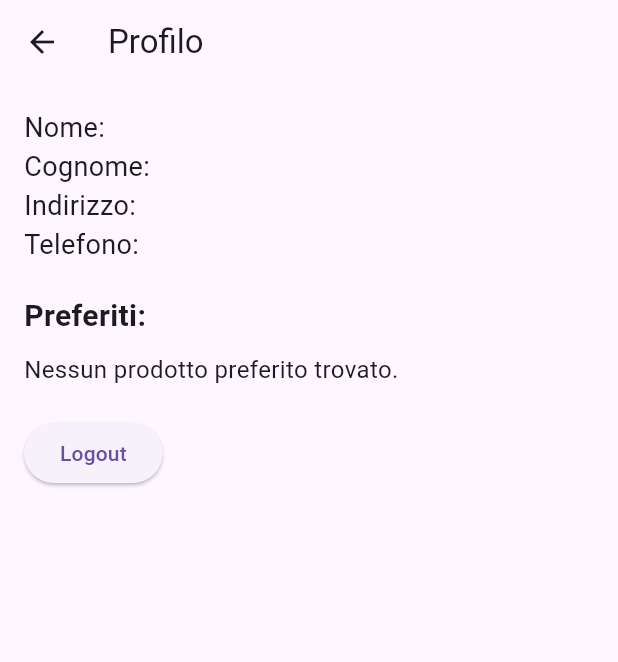
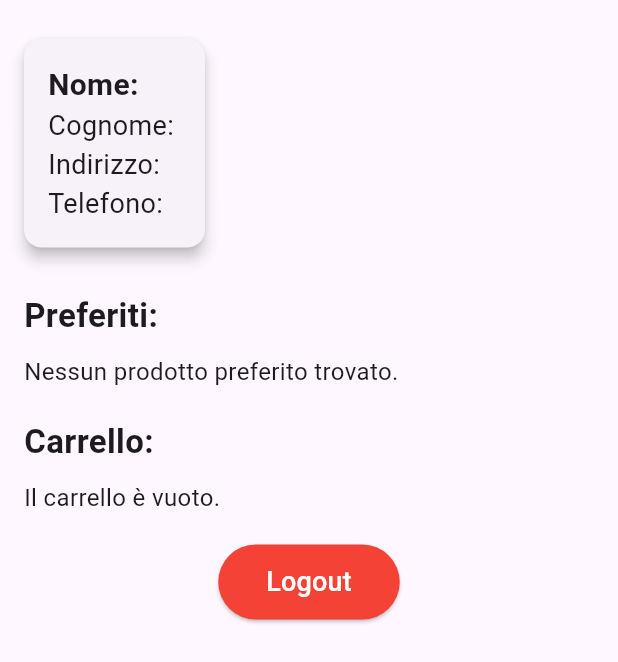
Before and after one commit to P1usc/shirt_avenue, a Flutter app: the ProfiloPage screen opened directly, on a phone screen of 412 x 824 dp. Shown: the top 662 px of the screen. Run offline on Flutter 3.47's test engine with Material 3 defaults, Android fonts, the phone set to English and light mode, and no system bars; our stand-ins replace dio, shared_preferences; accounts and stored records are empty.

Commit message:
carrello funzionante

```diff
--- a/lib/pages/profilo_page.dart
+++ b/lib/pages/profilo_page.dart
@@ -6,6 +6,7 @@ import 'package:shirt_avenue/providers/session_provider.dart';
 import 'package:shirt_avenue/screens/home_screen.dart';
 import 'package:shirt_avenue/models/prodotto.dart';
 import 'package:shirt_avenue/models/preferito.dart';
+import 'package:shirt_avenue/models/item_carrello.dart'; // Assicurati di importare ItemCarrello
 
 class ProfiloPage extends StatelessWidget {
   const ProfiloPage({super.key});
@@ -14,56 +15,127 @@ class ProfiloPage extends StatelessWidget {
   Widget build(BuildContext context) {
     final cliente = Provider.of<SessionProvider>(context).cliente;
     final preferiti = Provider.of<SessionProvider>(context).preferiti;
+    final carrello = Provider.of<SessionProvider>(context).carrello;
+
+    // Debugging: Stampa i dettagli del carrello
+    print(
+        'Numero di articoli nel carrello: ${carrello?.item_carrelli.length ?? 0}');
 
     return Scaffold(
-      appBar: AppBar(title: const Text('Profilo')),
       body: Padding(
+        padding: const EdgeInsets.all(16.0),
+        child: SingleChildScrollView(
+          child: Column(
+            crossAxisAlignment: CrossAxisAlignment.start,
+            children: [
+              // Sezione Cliente
+              Card(
+                elevation: 4,
+                margin: const EdgeInsets.symmetric(vertical: 10),
+                child: Padding(
                   padding: const EdgeInsets.all(16.0),
                   child: Column(
                     crossAxisAlignment: CrossAxisAlignment.start,
                     children: [
-            Text('Nome: ${cliente.nome}', style: TextStyle(fontSize: 18)),
-            Text('Cognome: ${cliente.cognome}', style: TextStyle(fontSize: 18)),
+                      Text('Nome: ${cliente.nome}',
+                          style: const TextStyle(
+                              fontSize: 20, fontWeight: FontWeight.bold)),
+                      Text('Cognome: ${cliente.cognome}',
+                          style: const TextStyle(fontSize: 18)),
                       Text('Indirizzo: ${cliente.indirizzo}',
-                style: TextStyle(fontSize: 18)),
+                          style: const TextStyle(fontSize: 18)),
                       Text('Telefono: ${cliente.telefono}',
-                style: TextStyle(fontSize: 18)),
+                          style: const TextStyle(fontSize: 18)),
+                    ],
+                  ),
+                ),
+              ),
               const SizedBox(height: 20),
-            Text('Preferiti:',
-                style: TextStyle(fontSize: 20, fontWeight: FontWeight.bold)),
+
+              // Sezione Preferiti
+              const Text('Preferiti:',
+                  style: TextStyle(fontSize: 22, fontWeight: FontWeight.bold)),
               const SizedBox(height: 10),
-            preferiti.isNotEmpty
-                ? Expanded(
+              if (preferiti.isNotEmpty)
+                Card(
+                  elevation: 2,
+                  margin: const EdgeInsets.symmetric(vertical: 10),
                   child: ListView.builder(
+                    shrinkWrap: true,
+                    physics: const NeverScrollableScrollPhysics(),
                     itemCount: preferiti.length,
                     itemBuilder: (context, index) {
                       Preferito preferito = preferiti[index];
                       return Column(
                         crossAxisAlignment: CrossAxisAlignment.start,
                         children: [
-                            Text('Preferito ID: ${preferito.id}',
-                                style: TextStyle(fontSize: 16)),
-                            const SizedBox(height: 10),
-                            Column(
-                              children:
-                                  preferito.prodotti.map((Prodotto prodotto) {
+                          Padding(
+                            padding: const EdgeInsets.all(8.0),
+                            child: Text('Preferito ID: ${preferito.id}',
+                                style: const TextStyle(fontSize: 16)),
+                          ),
+                          ...preferito.prodotti.map((Prodotto prodotto) {
                             return ListTile(
+                              leading:
+                                  const Icon(Icons.favorite, color: Colors.red),
                               title: Text(prodotto.nome),
-                                  subtitle: Text(
-                                      'Costo: €${prodotto.costo.toString()}'),
+                              subtitle:
+                                  Text('Costo: €${prodotto.costo.toString()}'),
                             );
                           }).toList(),
-                            ),
                           const Divider(),
                         ],
                       );
                     },
                   ),
                 )
-                : const Text('Nessun prodotto preferito trovato.',
+              else
+                const Text('Nessun prodotto preferito trovato.',
                     style: TextStyle(fontSize: 16)),
               const SizedBox(height: 20),
-            ElevatedButton(
+
+              // Sezione Carrello
+              const Text('Carrello:',
+                  style: TextStyle(fontSize: 22, fontWeight: FontWeight.bold)),
+              const SizedBox(height: 10),
+              if (carrello?.item_carrelli.isNotEmpty ?? false)
+                Card(
+                  elevation: 2,
+                  margin: const EdgeInsets.symmetric(vertical: 10),
+                  child: ListView.builder(
+                    shrinkWrap: true,
+                    physics: const NeverScrollableScrollPhysics(),
+                    itemCount: carrello!.item_carrelli.length,
+                    itemBuilder: (context, index) {
+                      ItemCarrello item = carrello.item_carrelli[index];
+
+                      // Debugging: Stampa i dettagli dell'articolo del carrello
+                      print(
+                          'Articolo nel carrello: ${item.prodotto.nome}, Quantità: ${item.quantita}, Costo: €${item.prodotto.costo * item.quantita}');
+
+                      return ListTile(
+                        title: Text(item.prodotto.nome),
+                        subtitle: Text(
+                            'Quantità: ${item.quantita}, Costo: €${item.prodotto.costo * item.quantita}'),
+                        trailing: const Icon(Icons.shopping_cart),
+                      );
+                    },
+                  ),
+                )
+              else
+                const Text('Il carrello è vuoto.',
+                    style: TextStyle(fontSize: 16)),
+              const SizedBox(height: 20),
+
+              // Bottone di Logout
+              Center(
+                child: ElevatedButton(
+                  style: ElevatedButton.styleFrom(
+                    foregroundColor: Colors.white,
+                    backgroundColor: Colors.red, // Colore del testo
+                    padding: const EdgeInsets.symmetric(
+                        horizontal: 32, vertical: 12),
+                  ),
                   onPressed: () async {
                     await Provider.of<SessionProvider>(context, listen: false)
                         .logout();
@@ -72,9 +144,11 @@ class ProfiloPage extends StatelessWidget {
                         MaterialPageRoute(
                             builder: (context) => const HomeScreen()));
                   },
-              child: const Text('Logout'),
+                  child: const Text('Logout', style: TextStyle(fontSize: 18)),
+                ),
               ),
             ],
+          ),
         ),
       ),
     );
--- a/lib/providers/session_provider.dart
+++ b/lib/providers/session_provider.dart
@@ -1,8 +1,9 @@
 import 'dart:convert';
 import 'package:flutter/material.dart';
 import 'package:shared_preferences/shared_preferences.dart';
+import 'package:shirt_avenue/models/carrello.dart';
+import 'package:shirt_avenue/models/item_carrello.dart';
 import 'package:shirt_avenue/models/preferito.dart';
-import 'package:shirt_avenue/pages/profilo_page.dart';
 import 'package:shirt_avenue/services/auth_service.dart';
 import 'package:shirt_avenue/models/account.dart';
 import 'package:shirt_avenue/models/cliente.dart';
@@ -12,38 +13,64 @@ class SessionProvider with ChangeNotifier {
   bool _isLoggedIn = false;
   late Account _account;
   final AuthService _authService = AuthService();
-  List<Preferito> _preferiti = []; // Aggiungi i preferiti qui
+  List<Preferito> _preferiti = [];
+  Carrello? _carrello;
 
   String get username => _username;
   bool get isLoggedIn => _isLoggedIn;
   Account get account => _account;
   Cliente get cliente => _account.cliente;
-  List<Preferito> get preferiti => _preferiti; // Aggiungi questa riga
+  List<Preferito> get preferiti => _preferiti;
+  Carrello? get carrello => _carrello;
 
   Future<void> loadSession() async {
     SharedPreferences prefs = await SharedPreferences.getInstance();
     _username = prefs.getString('username') ?? '';
     _isLoggedIn = prefs.getBool('isLoggedIn') ?? false;
     String? accountJson = prefs.getString('account');
+
+    print('Caricamento della sessione...');
+    print('Username: $_username');
+    print('IsLoggedIn: $_isLoggedIn');
+
     if (accountJson != null) {
       _account = Account.fromJson(jsonDecode(accountJson));
+      print('Account caricato: ${_account.username}');
+    } else {
+      print('Nessun account trovato nelle preferenze.');
     }
+
+    String? carrelloJson = prefs.getString('carrello');
+    if (carrelloJson != null) {
+      _carrello = Carrello.fromJson(jsonDecode(carrelloJson));
+      print('Carrello caricato: ${jsonEncode(_carrello!.toJson())}');
+    } else {
+      print('Nessun carrello trovato nelle preferenze.');
+    }
+
+    // Carica i preferiti
+    String? preferitiJson = prefs.getString('preferiti');
+    if (preferitiJson != null) {
+      _preferiti = (jsonDecode(preferitiJson) as List)
+          .map((p) => Preferito.fromJson(p))
+          .toList();
+      print('Preferiti caricati: ${_preferiti.length}');
+    } else {
+      print('Nessun preferito trovato nelle preferenze.');
+    }
+
     notifyListeners();
   }
 
   Future<void> login(String username, String password) async {
     try {
       final response = await _authService.login(username, password);
-
-      // Stampa l'intera risposta del server per verificarne il contenuto
       print('Risposta del server: $response');
 
-      // Se la risposta è null o vuota, segnala l'errore
       if (response.isEmpty) {
         throw Exception('Errore di connessione o il server non ha risposto.');
       }
 
-      // Verifica se la risposta contiene i dati dell'account
       if (!response.containsKey('account') || response['account'] == null) {
         throw Exception('La risposta non contiene i dati dell\'account.');
       } else {
@@ -61,17 +88,44 @@ class SessionProvider with ChangeNotifier {
             response['preferiti'] != null) {
           List<dynamic> preferitiJson = response['preferiti'];
           _preferiti = preferitiJson.map((p) => Preferito.fromJson(p)).toList();
+          print('Preferiti caricati: ${_preferiti.length}');
+        } else {
+          print('Nessun preferito trovato nella risposta.');
+        }
+
+        // Parsing del carrello
+        if (response.containsKey('carrello') && response['carrello'] != null) {
+          var carrelloJson = response['carrello'];
+          List<ItemCarrello> items = [];
+
+          if (carrelloJson['items'] != null) {
+            for (var item in carrelloJson['items']) {
+              items.add(ItemCarrello.fromJson(item));
+            }
+          }
+
+          _carrello = Carrello(id: carrelloJson['id'], item_carrelli: items);
+          print('Carrello caricato: ${jsonEncode(_carrello!.toJson())}');
         }
 
         _account = account;
-        _isLoggedIn = true; // Aggiunto per impostare il login
+        _isLoggedIn = true;
 
         SharedPreferences prefs = await SharedPreferences.getInstance();
         await prefs.setInt('accountId', account.id);
         await prefs.setString('username', account.username);
         await prefs.setBool('isLoggedIn', true);
 
-        MaterialPageRoute(builder: (context) => const ProfiloPage());
+        if (_carrello != null) {
+          await prefs.setString('carrello', jsonEncode(_carrello!.toJson()));
+          print('Carrello salvato nelle preferenze.');
+        }
+
+        if (_preferiti.isNotEmpty) {
+          await prefs.setString('preferiti',
+              jsonEncode(_preferiti.map((p) => p.toJson()).toList()));
+          print('Preferiti salvati nelle preferenze.');
+        }
 
         notifyListeners();
       }
@@ -87,13 +141,16 @@ class SessionProvider with ChangeNotifier {
   }
 
   Future<void> logout() async {
+    print('Logout in corso...');
     _username = '';
     _isLoggedIn = false;
     SharedPreferences prefs = await SharedPreferences.getInstance();
     await prefs.remove('username');
     await prefs.setBool('isLoggedIn', false);
     await prefs.remove('account');
-    await prefs.remove('preferiti'); // Rimuovi i preferiti
+    await prefs.remove('preferiti');
+    await prefs.remove('carrello');
+
     notifyListeners();
   }
 }
```
Also changed, not shown: lib/models/carrello.dart (+10 -11 lines). Lines whose indentation alone changed are shown as unchanged.
